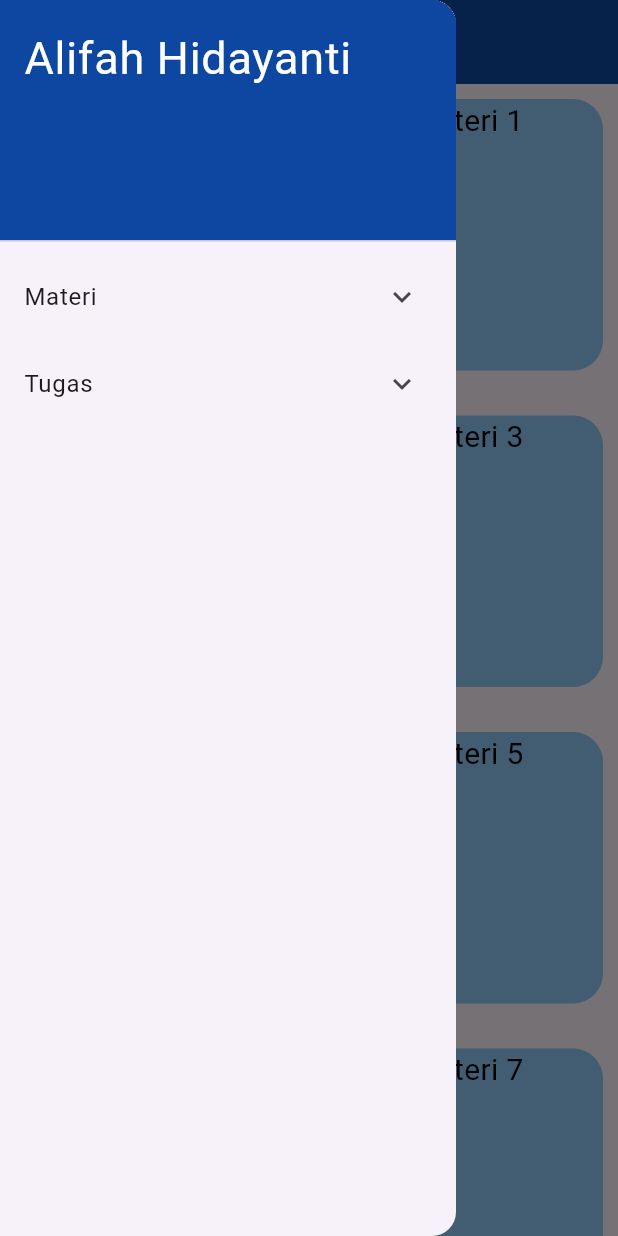
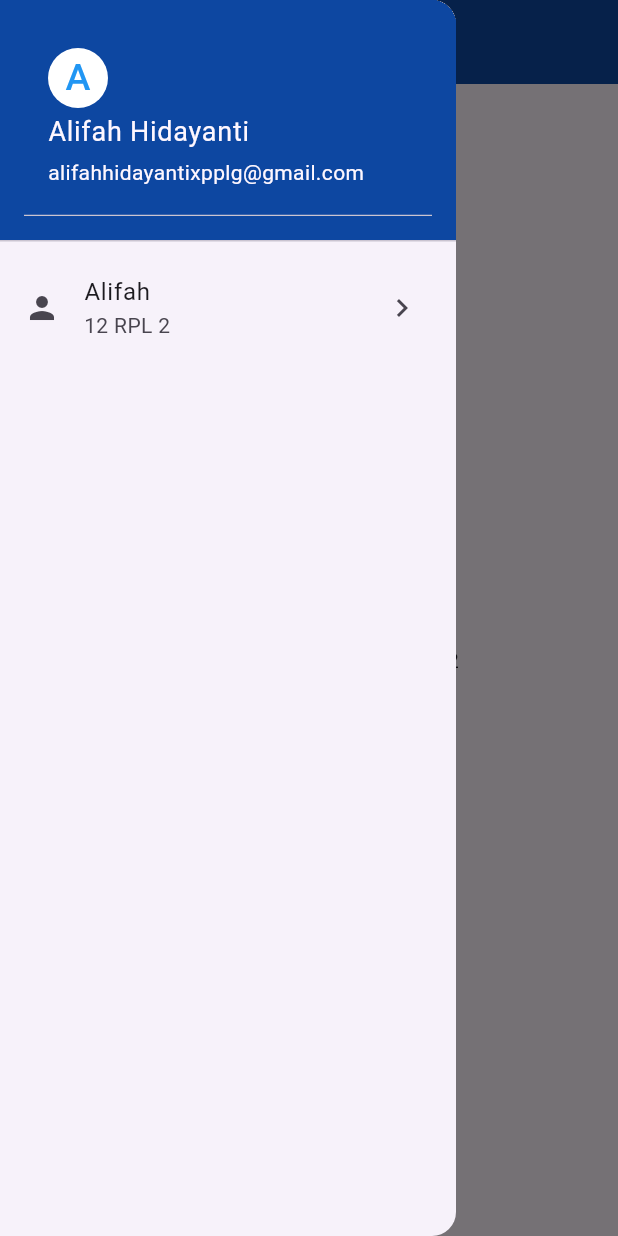
Before and after one commit to alifahhdynt/Grouping-Nav-Drawer, a Flutter app: the screen it shows after launch, with the side drawer open, on a phone screen of 412 x 824 dp. Run offline on Flutter 3.47's test engine with Material 3 defaults, Android fonts, the phone set to English and light mode, and no system bars.

Commit message:
second_commit

```diff
--- a/lib/drawer.dart
+++ b/lib/drawer.dart
@@ -13,119 +13,135 @@ class MyHomePage extends StatelessWidget {
         foregroundColor: Colors.white,
       ),
       drawer: buildGroupDrawer(context),
-      body: GridView.count(
-        crossAxisCount: 2,
-        crossAxisSpacing: 10.0,
-        mainAxisSpacing: 10.0,
-        shrinkWrap: true,
-        children: List.generate(10, (index) {
-          return Padding(
-            padding: const EdgeInsets.all(10.0),
-            child: Container(
-              decoration: BoxDecoration(
-                borderRadius: BorderRadius.circular(20),
-                color: Colors.blue[200], // Background color for each container
-              ),
-              child: Text(
-                'Materi $index',
-                textAlign: TextAlign.center,
-                style: const TextStyle(
-                  color: Colors.black, // Text color
-                  fontSize: 20, // Text size
-                ),
-              ),
-            ),
-          );
-        }),
+      body: Center(
+        child: Text('Pemrograman Mobile $title'),
       ),
+      // body: GridView.count(
+      //   crossAxisCount: 2,
+      //   crossAxisSpacing: 10.0,
+      //   mainAxisSpacing: 10.0,
+      //   shrinkWrap: true,
+      //   children: List.generate(10, (index) {
+      //     return Padding(
+      //       padding: const EdgeInsets.all(10.0),
+      //       child: Container(
+      //         decoration: BoxDecoration(
+      //           borderRadius: BorderRadius.circular(20),
+      //           color: Colors.blue[200],
+      //         ),
+      //         child: Text(
+      //           'Materi $index',
+      //           textAlign: TextAlign.center,
+      //           style: const TextStyle(
+      //             color: Colors.black,
+      //             fontSize: 20,
+      //           ),
+      //         ),
+      //       ),
+      //     );
+      //   }),
+      // ),
     );
   }
 
-  Drawer buildGroupDrawer(context) {
+  Drawer buildGroupDrawer(BuildContext context) {
     return Drawer(
       child: ListView(
         children: <Widget>[
           DrawerHeader(
-            decoration: BoxDecoration(
-              color: Colors.blue[900],
-            ),
-            child: const Text(
-              'Alifah Hidayanti',
-              style: TextStyle(
-                color: Colors.white,
-                fontSize: 30.0,
+            decoration: BoxDecoration(color: Colors.blue[900]),
+            child: UserAccountsDrawerHeader(
+              decoration: BoxDecoration(color: Colors.blue[900]),
+              accountName: const Text(
+                'Alifah Hidayanti',
+                style: TextStyle(fontSize: 18),
+              ),
+              accountEmail: const Text('alifahhidayantixpplg@gmail.com'),
+              currentAccountPictureSize: const Size.square(40),
+              currentAccountPicture: const CircleAvatar(
+                backgroundColor: Colors.white,
+                child: Text('A',
+                    style: TextStyle(
+                      fontSize: 25,
+                      color: Colors.blue,
+                    )),
               ),
             ),
+            // ExpansionTile(
+            //   title: const Text('Materi'),
+            //   children: [
+            //     ListTile(
+            //       title: const Text('Materi 1'),
+            //       onTap: () {
+            //         Navigator.pop(context);
+            //       },
+            //     ),
+            //     ListTile(
+            //       title: const Text('Materi 2'),
+            //       onTap: () {
+            //         Navigator.pop(context);
+            //       },
+            //     ),
+            //     ListTile(
+            //       title: const Text('Materi 3'),
+            //       onTap: () {
+            //         Navigator.pop(context);
+            //       },
+            //     ),
+            //     ListTile(
+            //       title: const Text('Materi 4'),
+            //       onTap: () {
+            //         Navigator.pop(context);
+            //       },
+            //     ),
+            //     ListTile(
+            //       title: const Text('Materi 5'),
+            //       onTap: () {
+            //         Navigator.pop(context);
+            //       },
+            //     ),
+            //   ],
+            // ),
+            // ExpansionTile(
+            //   title: const Text('Tugas'),
+            //   children: [
+            //     ListTile(
+            //       title: const Text('Tugas 1'),
+            //       onTap: () {
+            //         Navigator.pop(context);
+            //       },
+            //     ),
+            //     ListTile(
+            //       title: const Text('Tugas 2'),
+            //       onTap: () {
+            //         Navigator.pop(context);
+            //       },
+            //     ),
+            //     ListTile(
+            //       title: const Text('Tugas 3'),
+            //       onTap: () {
+            //         Navigator.pop(context);
+            //       },
+            //     ),
+            //     ListTile(
+            //       title: const Text('Tugas 4'),
+            //       onTap: () {
+            //         Navigator.pop(context);
+            //       },
+            //     ),
+            //     ListTile(
+            //       title: const Text('Tugas 5'),
+            //       onTap: () {
+            //         Navigator.pop(context);
+            //       },
+            //     ),
+            //   ],
           ),
-          ExpansionTile(
-            title: const Text('Materi'),
-            children: [
-              ListTile(
-                title: const Text('Materi 1'),
-                onTap: () {
-                  Navigator.pop(context);
-                },
-              ),
-              ListTile(
-                title: const Text('Materi 2'),
-                onTap: () {
-                  Navigator.pop(context);
-                },
-              ),
-              ListTile(
-                title: const Text('Materi 3'),
-                onTap: () {
-                  Navigator.pop(context);
-                },
-              ),
-              ListTile(
-                title: const Text('Materi 4'),
-                onTap: () {
-                  Navigator.pop(context);
-                },
-              ),
-              ListTile(
-                title: const Text('Materi 5'),
-                onTap: () {
-                  Navigator.pop(context);
-                },
-              ),
-            ],
-          ),
-          ExpansionTile(
-            title: const Text('Tugas'),
-            children: [
-              ListTile(
-                title: const Text('Tugas 1'),
-                onTap: () {
-                  Navigator.pop(context);
-                },
-              ),
-              ListTile(
-                title: const Text('Tugas 2'),
-                onTap: () {
-                  Navigator.pop(context);
-                },
-              ),
-              ListTile(
-                title: const Text('Tugas 3'),
-                onTap: () {
-                  Navigator.pop(context);
-                },
-              ),
-              ListTile(
-                title: const Text('Tugas 4'),
-                onTap: () {
-                  Navigator.pop(context);
-                },
-              ),
-              ListTile(
-                title: const Text('Tugas 5'),
-                onTap: () {
-                  Navigator.pop(context);
-                },
-              ),
-            ],
+          const ListTile(
+            leading: Icon(Icons.person),
+            title: Text('Alifah'),
+            subtitle: Text('12 RPL 2'),
+            trailing: Icon(Icons.chevron_right),
           ),
         ],
       ),
--- a/lib/main.dart
+++ b/lib/main.dart
@@ -13,6 +13,7 @@ class MyApp extends StatelessWidget {
   @override
   Widget build(BuildContext context) {
     return const MaterialApp(
+      debugShowCheckedModeBanner: false,
       home: MyHomePage(title: header),
     );
   }
```
